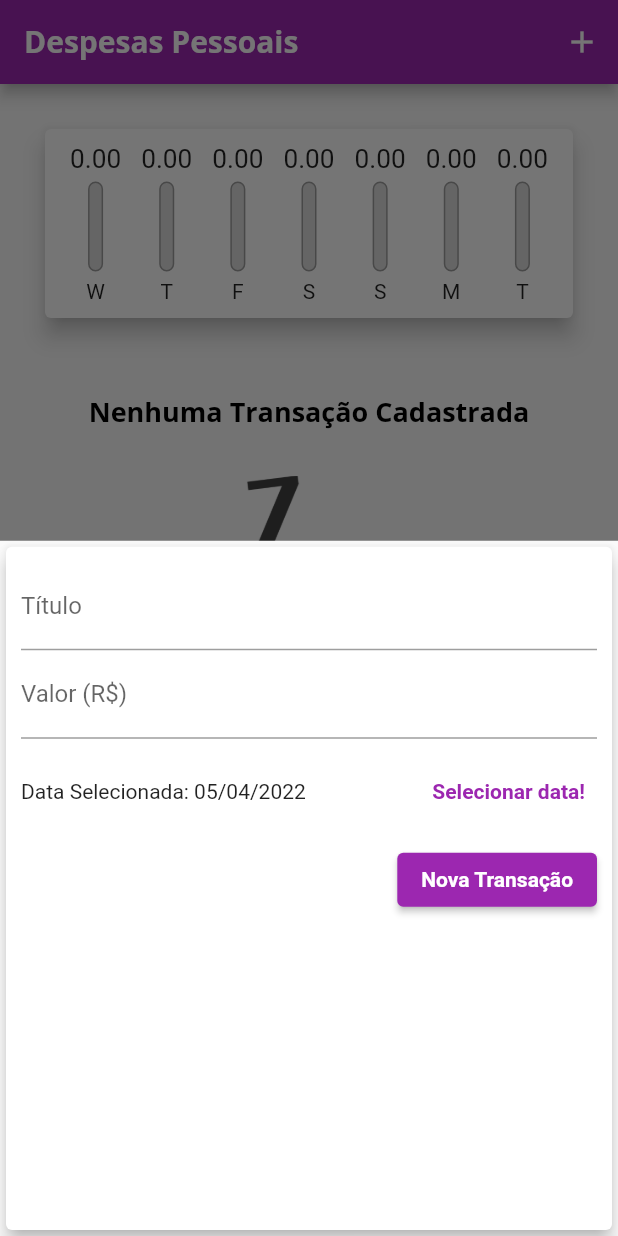
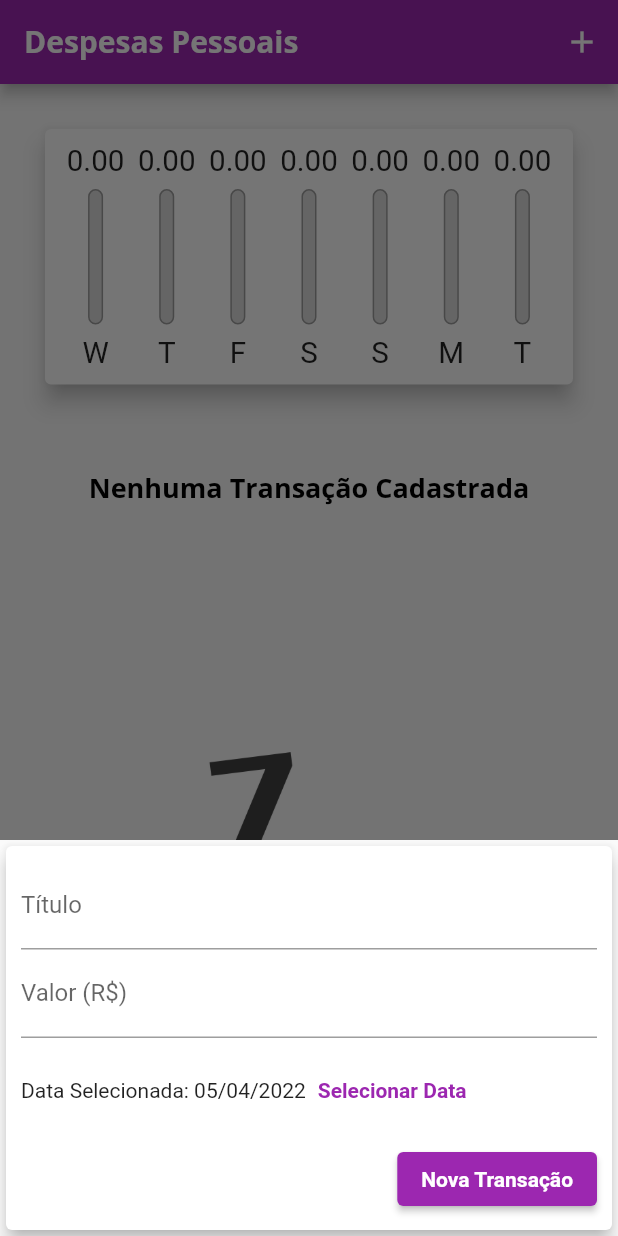
Before and after one commit to JoaoLucasLD/expenses_app, a Flutter app: the screen it shows after launch, after a tap on the "add" icon, on a phone screen of 412 x 824 dp. Run offline on Flutter 3.47's test engine with Material 2 defaults, Android fonts, the phone set to English and light mode, and no system bars.

Commit message:
Implementando responsividade

```diff
--- /dev/null
+++ b/lib/components/adaptative_button.dart
@@ -0,0 +1,33 @@
+import 'package:flutter/cupertino.dart';
+import 'package:flutter/material.dart';
+import 'dart:io';
+
+class AdaptativeButton extends StatelessWidget {
+
+  final String? label;
+  final Function()? onPressed;
+
+  AdaptativeButton({
+    this.label,
+    this.onPressed,
+  });
+
+  @override
+  Widget build(BuildContext context) {
+    return Platform.isIOS ?
+      CupertinoButton(
+        child: Text(label!),
+        onPressed: onPressed,
+        color: Theme.of(context).primaryColor,
+        padding: const EdgeInsets.symmetric(
+          horizontal: 20,
+        ),
+      )
+
+     :  ElevatedButton(
+      style: Theme.of(context).elevatedButtonTheme.style,
+      child: Text(label!),
+      onPressed: onPressed,
+    );
+  }
+}
--- /dev/null
+++ b/lib/components/adaptative_date_picker.dart
@@ -0,0 +1,65 @@
+import 'dart:io';
+import 'package:flutter/cupertino.dart';
+import 'package:flutter/material.dart';
+import 'package:intl/intl.dart';
+
+class AdaptativeDatePicker extends StatelessWidget {
+  final DateTime? selectedDate;
+  final Function(DateTime)? onDateChanged;
+
+  const AdaptativeDatePicker({
+    this.selectedDate,
+    this.onDateChanged,
+  });
+
+  _showDatePicker(BuildContext context) {
+    showDatePicker(
+      context: context,
+      initialDate: DateTime.now(),
+      firstDate: DateTime(2019),
+      lastDate: DateTime.now(),
+    ).then((pickedDate) {
+      if (pickedDate == null) {
+        return;
+      }
+
+      onDateChanged!(pickedDate);
+    });
+  }
+
+  @override
+  Widget build(BuildContext context) {
+    return Platform.isIOS
+      ? Container(
+          height: 180,
+          child: CupertinoDatePicker(
+            mode: CupertinoDatePickerMode.date,
+            initialDateTime: DateTime.now(),
+            minimumDate: DateTime(2021),
+            maximumDate: DateTime.now(),
+            onDateTimeChanged: onDateChanged!,
+          ),
+      )
+      : Container(
+          height: 70,
+          child: Row(
+            children: <Widget>[
+              Text(
+                selectedDate == null
+                    ? 'Nenhuma data selecionada!'
+                    : 'Data Selecionada: ${DateFormat('dd/MM/y').format(selectedDate!)}',
+              ),
+              TextButton(
+                child: const Text(
+                  'Selecionar Data',
+                  style: TextStyle(
+                    fontWeight: FontWeight.bold,
+                  ),
+                ),
+                onPressed: () => _showDatePicker(context),
+              )
+            ],
+          ),
+      );
+  }
+}
--- /dev/null
+++ b/lib/components/adaptative_text_field.dart
@@ -0,0 +1,45 @@
+import 'package:flutter/cupertino.dart';
+import 'package:flutter/material.dart';
+import 'dart:io';
+
+class AdaptativeTextField extends StatelessWidget {
+  final String? label;
+  final TextEditingController? controller;
+  final TextInputType? keyboardType;
+  final Function(String)? onSubmitted;
+
+  AdaptativeTextField({
+    this.controller,
+    this.keyboardType = TextInputType.text,
+    this.onSubmitted,
+    this.label,
+  });
+
+  @override
+  Widget build(BuildContext context) {
+    return Platform.isIOS
+        ? Padding(
+          padding: const EdgeInsets.only(
+            bottom: 10,
+          ),
+          child: CupertinoTextField(
+              controller: controller,
+              keyboardType: keyboardType,
+              onSubmitted: onSubmitted,
+              placeholder: label,
+              padding: const EdgeInsets.symmetric(
+                horizontal: 6,
+                vertical: 12,
+              ),
+            ),
+        )
+        : TextField(
+            controller: controller,
+            keyboardType: keyboardType,
+            onSubmitted: onSubmitted,
+            decoration: InputDecoration(
+              labelText: label,
+            ),
+          );
+  }
+}
--- a/lib/components/chart_bar.dart
+++ b/lib/components/chart_bar.dart
@@ -9,17 +9,19 @@ class ChartBar extends StatelessWidget {
 
   @override
   Widget build(BuildContext context) {
+    return LayoutBuilder(
+      builder: (ctx, constraints) {
         return Column(
         children: [
           Container(
-          height: 20,
+            height: constraints.maxHeight * 0.15,
             child: FittedBox(
               child: Text('${value?.toStringAsFixed(2)}')
             )
           ),
-        const SizedBox(height: 5,),
+          SizedBox(height: constraints.maxHeight * 0.05),
           Container(
-          height: 60,
+            height: constraints.maxHeight * 0.6,
             width: 10,
             child: Stack(
               alignment: Alignment.bottomCenter,
@@ -27,7 +29,7 @@ class ChartBar extends StatelessWidget {
                 Container(
                   decoration: BoxDecoration(
                     border: Border.all(color: Colors.grey, width: 1.0),
-                  color: Color.fromRGBO(220, 220, 220, 1),
+                    color: const Color.fromRGBO(220, 220, 220, 1),
                     borderRadius: BorderRadius.circular(5),
                   ),
                 ),
@@ -43,9 +45,17 @@ class ChartBar extends StatelessWidget {
               ],
             ),
           ),
-        const SizedBox(height: 5,),
-        Text(label!),
+          SizedBox(height: constraints.maxHeight * 0.05),
+          Container(
+            height: constraints.maxHeight * 0.15,
+            child: FittedBox(
+              child: Text(label!)
+            )
+            ),
         ],
+      );
+      },
+
     );
   }
 }
--- a/lib/components/transaction_form.dart
+++ b/lib/components/transaction_form.dart
@@ -1,5 +1,7 @@
 import 'package:flutter/material.dart';
-import 'package:intl/intl.dart';
+import 'adaptative_button.dart';
+import 'adaptative_text_field.dart';
+import 'adaptative_date_picker.dart';
 
 class TransactionForm extends StatefulWidget {
   final void Function(String, double, DateTime) onSubmit;
@@ -25,78 +27,50 @@ class _TransactionFormState extends State<TransactionForm> {
     widget.onSubmit(title, value, _selectedDate!);
   }
 
-  _showDatePicker() {
-    showDatePicker(
-      context: context,
-      initialDate: DateTime.now(),
-      firstDate: DateTime(2021),
-      lastDate: DateTime.now(),
-    ).then((pickedDate) {
-      if (pickedDate == null) {
-        return;
-      }
-
-      setState(() {
-        _selectedDate = pickedDate;
-      });
-    });
-  }
-
   @override
   Widget build(BuildContext context) {
-    return Card(
+    return SingleChildScrollView(
+      child: Card(
         elevation: 5,
         child: Padding(
-        padding: const EdgeInsets.all(10),
+          padding: EdgeInsets.only(
+            top: 10,
+            right: 10,
+            left: 10,
+            bottom: 10 + MediaQuery.of(context).viewInsets.bottom,
+          ),
           child: Column(children: [
-          TextField(
+            AdaptativeTextField(
               controller: _titleController,
               onSubmitted: (_) => _submitForm(),
-            decoration: const InputDecoration(
-              labelText: 'Título',
+              label: 'Título',
             ),
-          ),
-          TextField(
+            AdaptativeTextField(
+              label: 'Valor (R\$)',
               controller: _valueController,
               keyboardType: const TextInputType.numberWithOptions(decimal: true),
               onSubmitted: (_) => _submitForm(),
-            decoration: const InputDecoration(
-              labelText: 'Valor (R\$)',
             ),
-          ),
-          Container(
-            height: 70,
-            child: Row(
-              children: [
-                Expanded(
-                  child: Text(
-                    _selectedDate == null ? 'Nenhuma data selecionada!'
-                    : 'Data Selecionada: ${DateFormat('dd/MM/y').format(_selectedDate!)}',
-                  ),
-                ),
-                TextButton(
-                  onPressed: _showDatePicker,
-                  child: const Text('Selecionar data!'),
-                )
-              ],
-            ),
+            AdaptativeDatePicker(
+              selectedDate: _selectedDate,
+              onDateChanged: (newDate) {
+                setState(() {
+                  _selectedDate = newDate;
+                });
+              },
             ),
             Row(
               mainAxisAlignment: MainAxisAlignment.end,
               children: [
-              ElevatedButton(
-                child: const Text(
-                  'Nova Transação',
-                  style: TextStyle(
-                    color: Color.fromARGB(255, 255, 255, 255),
-                  ),
-                ),
+                AdaptativeButton(
+                  label: 'Nova Transação',
                   onPressed: _submitForm,
                 ),
               ],
             )
           ]),
         ),
+      ),
     );
   }
 }
--- a/lib/components/transaction_list.dart
+++ b/lib/components/transaction_list.dart
@@ -13,29 +13,34 @@ class TransactionList extends StatelessWidget {
 
   @override
   Widget build(BuildContext context) {
-    return Container(
-      height: 553,
-      child: transactions.isEmpty
-          ? Column(
+    return transactions.isEmpty
+        ? LayoutBuilder(
+            builder: (ctx, constraints) {
+              return Column(
                 children: [
-                const SizedBox(
-                  height: 20,
+                  SizedBox(
+                    height: constraints.maxHeight * 0.05,
                   ),
-                Text(
+                  Container(
+                    height: constraints.maxHeight * 0.3,
+                    child: Text(
                       'Nenhuma Transação Cadastrada',
                       style: Theme.of(context).textTheme.headline6,
                     ),
-                const SizedBox(
-                  height: 30,
                   ),
                   SizedBox(
-                  height: 200,
+                    height: constraints.maxHeight * 0.05,
+                  ),
+                  SizedBox(
+                    height: constraints.maxHeight * 0.6,
                     child: Image.asset(
                       'assets/images/waiting.png',
                       fit: BoxFit.cover,
                     ),
                   ),
                 ],
+              );
+            },
           )
         : ListView.builder(
             itemCount: transactions.length,
@@ -67,14 +72,22 @@ class TransactionList extends StatelessWidget {
                     style: Theme.of(context).textTheme.headline6,
                   ),
                   subtitle: Text((DateFormat('d MMM y').format(tr.date))),
-                    trailing: IconButton(
+                  trailing: MediaQuery.of(context).size.width > 400
+                      ? TextButton.icon(
+                          onPressed: () => onRemove(tr.id),
+                          icon: const Icon(Icons.delete),
+                          label: const Text('Excluir'),
+                          style: TextButton.styleFrom(
+                            primary: Theme.of(context).errorColor,
+                          ),
+                      )
+                      : IconButton(
                           onPressed: () => onRemove(tr.id),
                           color: Theme.of(context).errorColor,
                           icon: Icon(Icons.delete)),
                 ),
               );
             },
-            ),
           );
   }
 }
--- a/lib/main.dart
+++ b/lib/main.dart
@@ -1,8 +1,11 @@
-import 'package:expenses/components/chart.dart';
+import 'dart:math';
+import 'dart:io';
+import 'package:expenses/components/transaction_form.dart';
+import 'package:flutter/cupertino.dart';
 import 'package:flutter/material.dart';
-import 'dart:math';
-import './components/transaction_form.dart';
-import './components/transaction_list.dart';
+import 'components/transaction_form.dart';
+import 'components/transaction_list.dart';
+import 'components/chart.dart';
 import 'models/transaction.dart';
 
 main() => runApp(ExpensesApp());
@@ -11,7 +14,6 @@ class ExpensesApp extends StatelessWidget {
   @override
   Widget build(BuildContext context) {
     final ThemeData tema = ThemeData();
-
     return MaterialApp(
       home: MyHomePage(),
       theme: tema.copyWith(
@@ -49,6 +51,7 @@ class MyHomePage extends StatefulWidget {
 
 class _MyHomePageState extends State<MyHomePage> {
   final List<Transaction> _transactions = [];
+  bool _showChart = false;
 
   List<Transaction> get _recentTransactions {
     return _transactions.where((tr) {
@@ -88,32 +91,86 @@ class _MyHomePageState extends State<MyHomePage> {
     );
   }
 
+  Widget _getIconButton(IconData icon, Function() fn) {
+    return Platform.isIOS
+        ? GestureDetector(onTap: fn, child: Icon(icon))
+        : IconButton(icon: Icon(icon), onPressed: fn);
+  }
+
   @override
   Widget build(BuildContext context) {
-    return Scaffold(
-      appBar: AppBar(
+    final mediaQuery = MediaQuery.of(context);
+    bool isLandscape = mediaQuery.orientation == Orientation.landscape;
+    final iconList = Platform.isIOS ? CupertinoIcons.refresh : Icons.list;
+    final chartList =
+        Platform.isIOS ? CupertinoIcons.refresh : Icons.show_chart;
+
+    final actions = <Widget>[
+      if (isLandscape)
+        _getIconButton(
+          _showChart ? iconList : chartList,
+          () {
+            setState(() {
+              _showChart = !_showChart;
+            });
+          },
+        ),
+      _getIconButton(
+        Platform.isIOS ? CupertinoIcons.add : Icons.add,
+        () => _openTransactionFormModal(context),
+      ),
+    ];
+
+    final PreferredSizeWidget appBar = AppBar(
       title: const Text('Despesas Pessoais'),
-        actions: <Widget>[
-          IconButton(
-            icon: const Icon(Icons.add),
-            onPressed: () => _openTransactionFormModal(context),
+      actions: actions,
+    );
+
+    final availableHeight = mediaQuery.size.height -
+        appBar.preferredSize.height -
+        mediaQuery.padding.top;
+
+    final bodyPage = SafeArea(
+        child: SingleChildScrollView(
+      child: Column(
+        crossAxisAlignment: CrossAxisAlignment.stretch,
+        children: <Widget>[
+          if (_showChart || !isLandscape)
+            Container(
+              height: availableHeight * (isLandscape ? 0.8 : 0.3),
+              child: Chart(_recentTransactions),
+            ),
+          if (!_showChart || !isLandscape)
+            Container(
+              height: availableHeight * (isLandscape ? 1 : 0.7),
+              child: TransactionList(_transactions, _removeTransaction),
             ),
         ],
       ),
-      body: SingleChildScrollView(
-        child: Column(
-          crossAxisAlignment: CrossAxisAlignment.stretch,
-          children: <Widget>[
-            Chart(_recentTransactions),
-            TransactionList(_transactions, _removeTransaction),
-          ],
+    ));
+
+    return Platform.isIOS
+        ? CupertinoPageScaffold(
+            navigationBar: CupertinoNavigationBar(
+              middle: const Text('Despesas Pessoais'),
+              trailing: Row(
+                mainAxisSize: MainAxisSize.min,
+                children: actions,
               ),
             ),
-      floatingActionButton: FloatingActionButton(
+            child: bodyPage,
+          )
+        : Scaffold(
+            appBar: appBar,
+            body: bodyPage,
+            floatingActionButton: Platform.isIOS
+                ? Container()
+                : FloatingActionButton(
                     child: const Icon(Icons.add),
                     onPressed: () => _openTransactionFormModal(context),
                   ),
-      floatingActionButtonLocation: FloatingActionButtonLocation.centerFloat,
+            floatingActionButtonLocation:
+                FloatingActionButtonLocation.centerFloat,
           );
   }
 }
```
Lines whose indentation alone changed are shown as unchanged.
